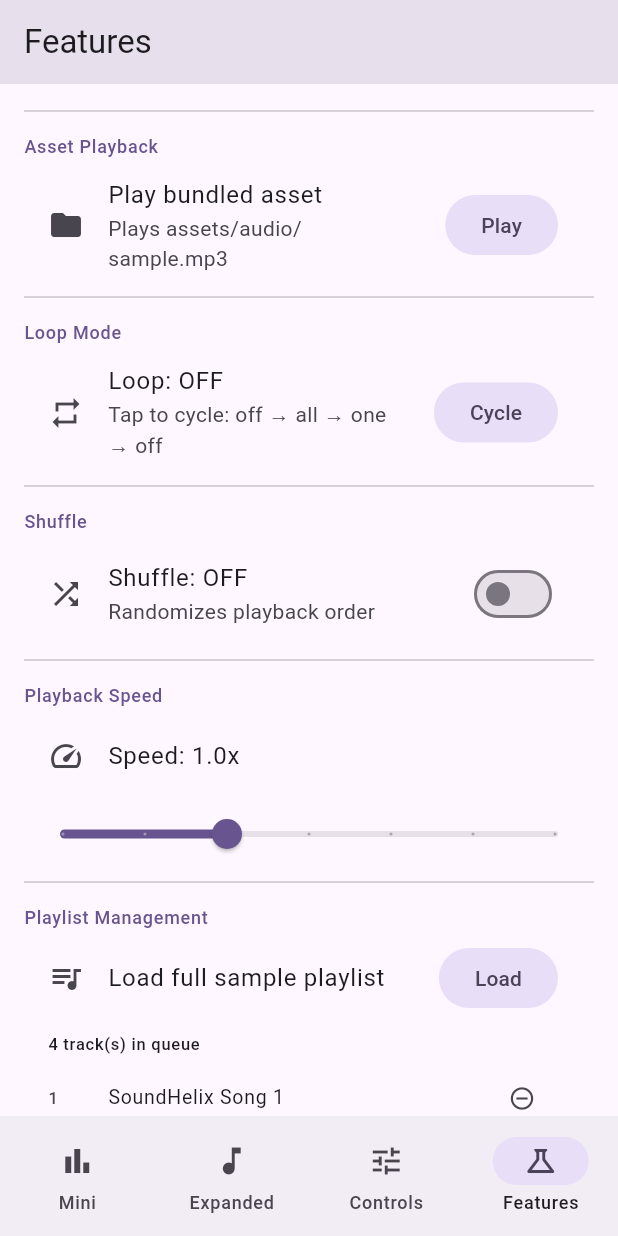
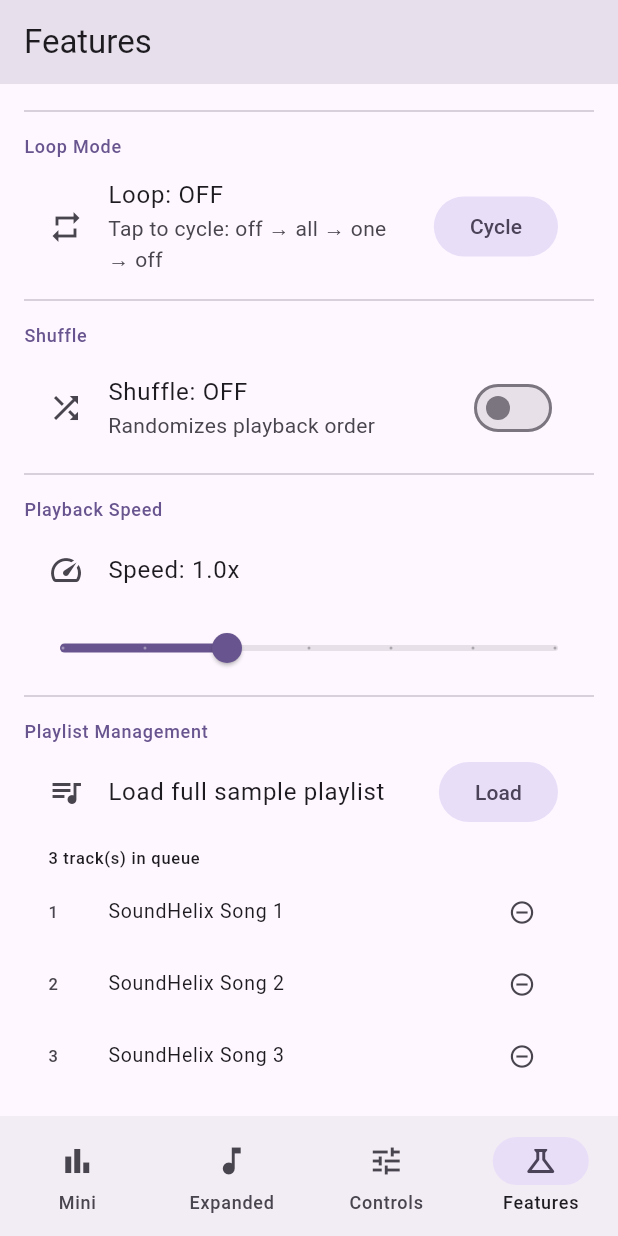
Before and after one commit to egyleader/easy_audio_player, a Flutter app: the screen it shows after launch, item 4 of the bottom bar chosen, scrolled down 134 dp, on a phone screen of 412 x 824 dp. Run offline on Flutter 3.47's test engine with Material 3 defaults, Android fonts, the phone set to English and light mode, and no system bars; our stand-ins replace audio_video_progress_bar, just_audio, just_audio_background, rxdart; missing offline and left inert: audio_session, just_waveform; network calls fail.

Commit message:
fix: remove asset track support, apply code review recommendations
- Remove TrackSourceType.asset, AudioTrack.asset() constructor, and all
  asset-related code (waveform, mapper, example) — asset paths are not
  real filesystem paths and cannot be passed to just_waveform reliably
- fix: clear() now resets currentTrack to null to avoid stale UI state
- fix: move() clamps `to` index to valid bounds before mutating queue
- fix: ExpandedPlayerScreen._loadIfNeeded() marks loaded before unawaited
  call so errors don't leave the flag unset
- Remove example/assets/ directory and pubspec assets section

Co-Authored-By: Claude Sonnet 4.6 <noreply@anthropic.com>

```diff
--- a/example/lib/data/sample_tracks.dart
+++ b/example/lib/data/sample_tracks.dart
@@ -2,7 +2,7 @@
 import 'package:easy_audio_player/easy_audio_player.dart';
 
 /// Sample tracks used across all example screens.
-/// Mix of network, asset, and an intentionally broken URL for error demos.
+/// Mix of network tracks and an intentionally broken URL for error demos.
 final sampleTracks = [
   AudioTrack.network(
     id: 'track_1',
@@ -20,14 +20,6 @@ final sampleTracks = [
     artist: 'SoundHelix',
     album: 'Sample Album',
     artworkUrl: 'https://picsum.photos/seed/track2/300/300',
-  ),
-  AudioTrack.asset(
-    id: 'track_asset',
-    assetPath: 'assets/audio/sample.mp3',
-    title: 'Bundled Asset Track',
-    artist: 'Local',
-    album: 'Device',
-    artworkUrl: 'https://picsum.photos/seed/asset/300/300',
   ),
   AudioTrack.network(
     id: 'track_3',
--- a/example/lib/screens/expanded_player_screen.dart
+++ b/example/lib/screens/expanded_player_screen.dart
@@ -1,4 +1,6 @@
 // example/lib/screens/expanded_player_screen.dart
+import 'dart:async';
+
 import 'package:easy_audio_player/easy_audio_player.dart';
 import 'package:flutter/material.dart';
 
@@ -17,8 +19,8 @@ class _ExpandedPlayerScreenState extends State<ExpandedPlayerScreen> {
 
   void _loadIfNeeded() {
     if (!_loaded) {
-      EasyAudioPlayer.service.load(sampleTracks);
       _loaded = true;
+      unawaited(EasyAudioPlayer.service.load(sampleTracks));
     }
   }
 
--- a/example/lib/screens/features_screen.dart
+++ b/example/lib/screens/features_screen.dart
@@ -65,28 +65,6 @@ class _FeaturesScreenState extends State<FeaturesScreen> {
                 unawaited(service.play());
               },
               child: const Text('Test'),
-            ),
-          ),
-
-          const Divider(),
-          _SectionHeader('Asset Playback'),
-          ListTile(
-            leading: const Icon(Icons.folder),
-            title: const Text('Play bundled asset'),
-            subtitle: const Text('Plays assets/audio/sample.mp3'),
-            trailing: FilledButton.tonal(
-              onPressed: () {
-                unawaited(service.load([
-                  AudioTrack.asset(
-                    id: 'asset_demo',
-                    assetPath: 'assets/audio/sample.mp3',
-                    title: 'Bundled Asset Track',
-                    artist: 'Local',
-                  ),
-                ]));
-                unawaited(service.play());
-              },
-              child: const Text('Play'),
             ),
           ),
 
--- a/example/pubspec.yaml
+++ b/example/pubspec.yaml
@@ -21,5 +21,3 @@ dev_dependencies:
 
 flutter:
   uses-material-design: true
-  assets:
-    - assets/audio/
--- a/lib/src/core/audio_player_service.dart
+++ b/lib/src/core/audio_player_service.dart
@@ -212,17 +212,19 @@ class AudioPlayerService implements AudioPlayerServiceInterface {
   @override
   Future<void> move(int from, int to) async {
     if (from < 0 || from >= _queue.length) return;
+    final clampedTo = to.clamp(0, _queue.length - 1);
     final track = _queue.removeAt(from);
-    _queue.insert(to, track);
+    _queue.insert(clampedTo, track);
     _queueSubject.add(List.unmodifiable(_queue));
     final concat = _player.audioSource as ConcatenatingAudioSource?;
-    await concat?.move(from, to);
+    await concat?.move(from, clampedTo);
   }
 
   @override
   Future<void> clear() async {
     _queue.clear();
     _queueSubject.add([]);
+    _currentTrackSubject.add(null);
     await _player.stop();
     final concat = _player.audioSource as ConcatenatingAudioSource?;
     if (concat != null) {
--- a/lib/src/core/track_source_mapper.dart
+++ b/lib/src/core/track_source_mapper.dart
@@ -27,10 +27,6 @@ class TrackSourceMapper {
           track.file!.uri,
           tag: tag,
         ),
-      TrackSourceType.asset => AudioSource.asset(
-          track.assetPath!,
-          tag: tag,
-        ),
     };
   }
 
--- a/lib/src/models/audio_track.dart
+++ b/lib/src/models/audio_track.dart
@@ -3,7 +3,7 @@ import 'dart:io';
 
 // Not private (_) so it can be accessed by TrackSourceMapper and WaveformWidget
 // in other files within src/. Not exported from easy_audio_player.dart.
-enum TrackSourceType { network, file, asset }
+enum TrackSourceType { network, file }
 
 class AudioTrack {
   final String id;
@@ -17,7 +17,6 @@ class AudioTrack {
   final TrackSourceType _sourceType;
   final String? _url;
   final File? _file;
-  final String? _assetPath;
 
   AudioTrack.network({
     required this.id,
@@ -30,8 +29,7 @@ class AudioTrack {
     this.extras,
   })  : _sourceType = TrackSourceType.network,
         _url = url,
-        _file = null,
-        _assetPath = null;
+        _file = null;
 
   AudioTrack.file({
     required this.id,
@@ -44,28 +42,12 @@ class AudioTrack {
     this.extras,
   })  : _sourceType = TrackSourceType.file,
         _url = null,
-        _file = file,
-        _assetPath = null;
-
-  AudioTrack.asset({
-    required this.id,
-    required String assetPath,
-    required this.title,
-    this.artist,
-    this.album,
-    this.artworkUrl,
-    this.duration,
-    this.extras,
-  })  : _sourceType = TrackSourceType.asset,
-        _url = null,
-        _file = null,
-        _assetPath = assetPath;
+        _file = file;
 
   // Internal accessors for TrackSourceMapper and WaveformWidget
   TrackSourceType get sourceType => _sourceType;
   String? get url => _url;
   File? get file => _file;
-  String? get assetPath => _assetPath;
 
   @override
   bool operator ==(Object other) =>
--- a/lib/src/widgets/components/waveform_widget.dart
+++ b/lib/src/widgets/components/waveform_widget.dart
@@ -54,14 +54,12 @@ class _WaveformWidgetState extends State<WaveformWidget> {
     _lastTrackId = track.id;
 
     // Only supports local files — network tracks not supported by just_waveform
-    if (track.sourceType != TrackSourceType.file && track.sourceType != TrackSourceType.asset) {
+    if (track.sourceType != TrackSourceType.file) {
       setState(() { _waveformStream = null; });
       return;
     }
 
-    final audioFile = track.sourceType == TrackSourceType.file
-        ? track.file!
-        : File(track.assetPath!);
+    final audioFile = track.file!;
 
     setState(() {
       _waveformStream = JustWaveform.extract(
```
Also changed, not shown: 2 other files.
